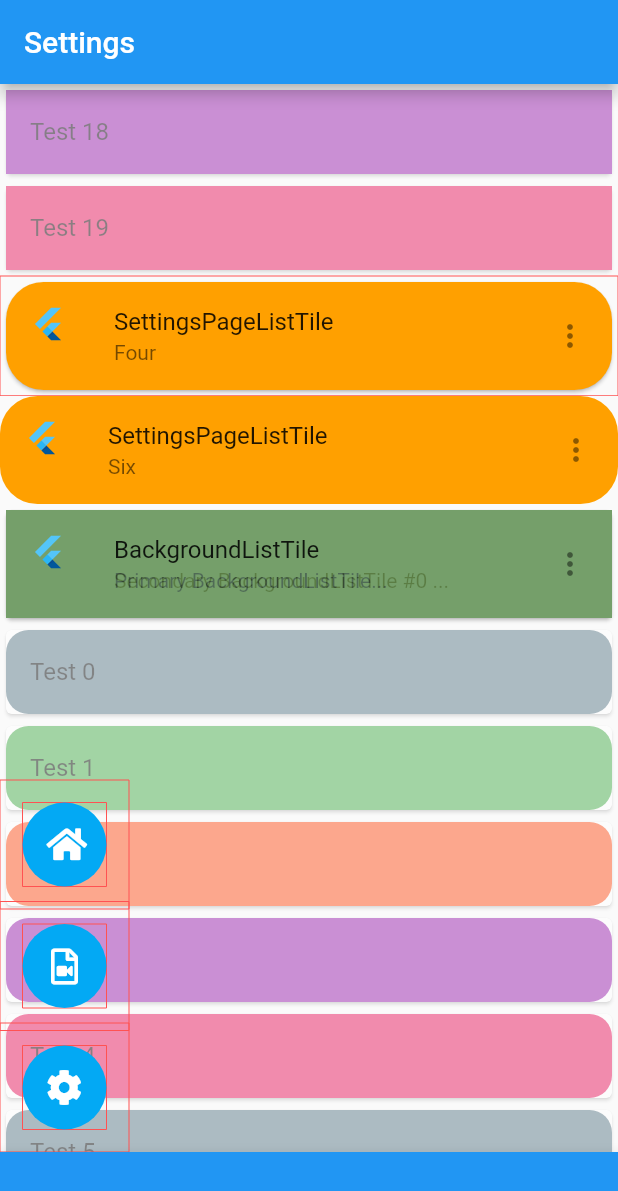
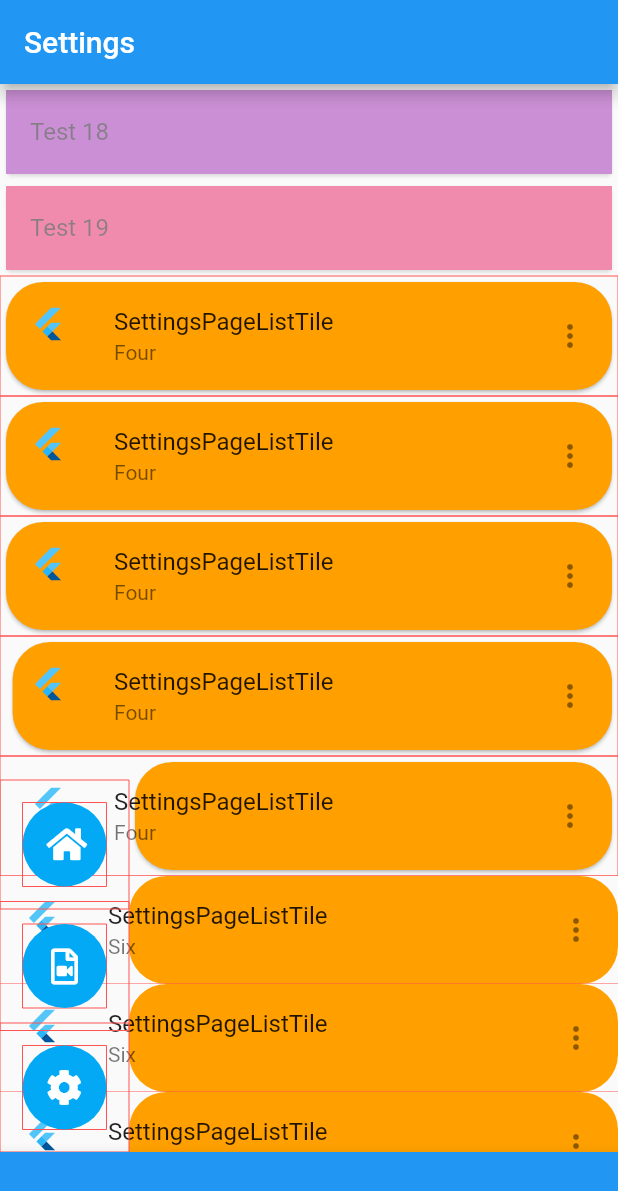
Before and after one commit to BigDeeEss/bu1_kar_kam, a Flutter app: the screen it shows after launch, scrolled down 1152 dp, on a phone screen of 412 x 824 dp. Shown: the top 1191 px of the screen. Run offline on Flutter 3.47's test engine with Material 2 defaults, Android fonts, the phone set to English and light mode, and no system bars; our stand-ins replace font_awesome_flutter.

Commit message:
Refactor code.
Remove previously aborted attempts at implementing SettingsPageListTile.

Rename a number of settings page-related widgets.

```diff
--- a/lib/base_page.dart
+++ b/lib/base_page.dart
@@ -4,8 +4,8 @@ import 'package:flutter/material.dart';
 // Import project-specific files.
 import 'package:kar_kam/app_settings.dart';
 import 'package:kar_kam/button_array.dart';
+import 'package:kar_kam/page_specs.dart';
 import 'package:kar_kam/lib/data_notifier.dart';
-import 'package:kar_kam/page_specs.dart';
 
 /// [BasePage] implements a generic page layout design so that a
 /// similar UI is presented for each page/route.
--- a/lib/button.dart
+++ b/lib/button.dart
@@ -2,7 +2,6 @@
 import 'package:flutter/material.dart';
 
 // Import project-specific files.
-import 'package:kar_kam/app_settings.dart';
 import 'package:kar_kam/button_specs.dart';
 
 /// [Button] implements a copy of FloatingActionButton.
--- a/lib/button_array.dart
+++ b/lib/button_array.dart
@@ -5,7 +5,6 @@ import 'package:flutter/material.dart';
 import 'package:kar_kam/app_settings.dart';
 import 'package:kar_kam/button.dart';
 import 'package:kar_kam/button_specs.dart';
-import 'package:kar_kam/lib/data_notification.dart';
 import 'package:kar_kam/lib/global_key_extension.dart';
 
 /// [ButtonArray] implements a linear horizontal or vertical button array
--- a/lib/button_specs.dart
+++ b/lib/button_specs.dart
@@ -1,8 +1,8 @@
 //  Import flutter packages.
 import 'package:flutter/material.dart';
+import 'package:font_awesome_flutter/font_awesome_flutter.dart';
 
 // Import project-specific files.
-import 'package:font_awesome_flutter/font_awesome_flutter.dart';
 import 'package:kar_kam/app_settings.dart';
 import 'package:kar_kam/page_specs.dart';
 import 'package:kar_kam/zoom_page_transition.dart';
--- a/lib/settings_page_contents.dart
+++ b/lib/settings_page_contents.dart
@@ -1,13 +1,9 @@
 //  Import flutter packages.
 import 'package:flutter/material.dart';
-import 'package:kar_kam/settings_page_list_tile_five.dart';
 
 //  Import project-specific files.
-import 'package:kar_kam/settings_page_list_tile_one.dart';
-import 'package:kar_kam/settings_page_list_tile_two.dart';
-import 'package:kar_kam/settings_page_list_tile_three.dart';
-import 'package:kar_kam/settings_page_list_tile_four.dart';
-import 'package:kar_kam/settings_page_list_tile_six.dart';
+import 'package:kar_kam/settings_page_list_tile_with_card.dart';
+import 'package:kar_kam/settings_page_list_tile_with_material.dart';
 import 'package:kar_kam/lib/data_notifier.dart';
 
 //  [SettingsPageContents] creates app settings in the form of a ListView.
@@ -80,17 +76,17 @@ class _SettingsPageContentsState extends State<SettingsPageContents> {
           // ...List<Widget>.generate(1, (int index) {
           //   return SettingsPageListTileThree();
           // }),
-          ...List<Widget>.generate(1, (int index) {
-            return SettingsPageListTileFour();
+          ...List<Widget>.generate(5, (int index) {
+            return SettingsPageListTileWithCard();
           }),
-          ...List<Widget>.generate(1, (int index) {
-            return SettingsPageListTileSix();
+          ...List<Widget>.generate(5, (int index) {
+            return SettingsPageListTileWithMaterial();
           }),
-          ...List<Widget>.generate(1, (int index) {
-            return SettingsPageListTileFive(
-              title: ' #$index ',
-            );
-          }),
+          // ...List<Widget>.generate(1, (int index) {
+          //   return SettingsPageListTileFive(
+          //     title: ' #$index ',
+          //   );
+          // }),
           ...List<Widget>.generate(20, (int index) {
             return Opacity(
               opacity: 0.5,
--- a/lib/settings_page_list_tile_border_four.dart
+++ b/lib/settings_page_list_tile_border.dart
@@ -5,8 +5,8 @@ import 'package:flutter/material.dart';
 // Import project-specific files.
 import 'package:kar_kam/lib/rect_extension.dart';
 
-class SettingsPageListTileFourBorder extends OutlinedBorder {
-  const SettingsPageListTileFourBorder({
+class SettingsPageListTileBorder extends OutlinedBorder {
+  const SettingsPageListTileBorder({
     BorderSide side = BorderSide.none,
     this.borderRadius = BorderRadius.zero,
     required this.context,
@@ -48,7 +48,7 @@ class SettingsPageListTileFourBorder extends OutlinedBorder {
     //  Transform [guestRect] from the global coordinate system relative to the
     //  top left screen corner to a system local to [renderBox], which
     //  represents the current local instance of ListTile.
-    // print('offset, 4 = $offset');
+    print('offset, 6 = $offset');
     return guestRect?.shift(offset);
   }
 
@@ -82,9 +82,9 @@ class SettingsPageListTileFourBorder extends OutlinedBorder {
   /// Returns a copy of this ClippedRoundedRectangleBorder with the given
   /// fields replaced with the new values.
   @override
-  SettingsPageListTileFourBorder copyWith(
+  SettingsPageListTileBorder copyWith(
       {BorderSide? side, BorderRadiusGeometry? borderRadius, Rect? guestRect}) {
-    return SettingsPageListTileFourBorder(
+    return SettingsPageListTileBorder(
       side: side ?? this.side,
       borderRadius: borderRadius ?? this.borderRadius,
       context: context,
@@ -183,7 +183,7 @@ class SettingsPageListTileFourBorder extends OutlinedBorder {
     // SettingsPageListTileFour on the left or right.
     Offset relativeOffset = localGuestRect!.center - hostRect.center;
 
-    print('localGuestRect, 4 = $localGuestRect');
+    print('localGuestRect, 6 = $localGuestRect');
 
     //  Generate a Path variable representing the boundary of hostRect.
     hostPath = Path();
@@ -211,10 +211,10 @@ class SettingsPageListTileFourBorder extends OutlinedBorder {
     }
   }
 
-  /// [scale] returns a new version of SettingsPageListTileFourBorder scaled by t.
+  /// [scale] returns a new version of SettingsPageListTileSixBorder scaled by t.
   @override
   ShapeBorder scale(double t) {
-    return SettingsPageListTileFourBorder(
+    return SettingsPageListTileBorder(
       side: side.scale(t),
       borderRadius: borderRadius * t,
       context: context,
--- a/lib/settings_page_list_tile_border_six.dart
+++ /dev/null
@@ -1,224 +0,0 @@
-//  Import flutter packages.
-import 'dart:math' as math;
-import 'package:flutter/material.dart';
-
-// Import project-specific files.
-import 'package:kar_kam/lib/rect_extension.dart';
-
-class SettingsPageListTileSixBorder extends OutlinedBorder {
-  const SettingsPageListTileSixBorder({
-    BorderSide side = BorderSide.none,
-    this.borderRadius = BorderRadius.zero,
-    required this.context,
-    this.guestRect,
-  })  : assert(side != null),
-        assert(borderRadius != null),
-        super(side: side);
-
-  final BorderRadiusGeometry borderRadius;
-  final BuildContext? context;
-  final Rect? guestRect;
-
-  /// Getter for [centralLocalConstructionRect].
-  Rect? get centralLocalConstructionRect {
-    Rect? rect = localGuestRect;
-    if (rect != null) {
-      //  Inflate [localGuestRect] to a new height centered on original Rect.
-      return rect
-          .inflateToHeight(math.max(0.0, rect.height - rect.shortestSide + 10));
-    }
-  }
-
-  @override
-  EdgeInsetsGeometry get dimensions => EdgeInsets.all(side.width);
-
-  /// Getter for [localGuestRect].
-  Rect? get localGuestRect {
-    //  Get [renderBox] associated with [SettingsPageListTileFour].
-    //  (Used to generate [guestRect] and [localGuestRect].)
-    //
-    //  Either use ! to ensure context is not null, or ?. to ensure that
-    //  findRenderObject() is only called if context is not null.
-    RenderBox renderBox = context!.findRenderObject() as RenderBox;
-
-    //  Get the global offset associated with the top left corner of
-    //  [SettingsPageListTileFour] relative to the top left screen corner.
-    Offset offset = renderBox.globalToLocal(Offset.zero);
-
-    //  Transform [guestRect] from the global coordinate system relative to the
-    //  top left screen corner to a system local to [renderBox], which
-    //  represents the current local instance of ListTile.
-    print('offset, 6 = $offset');
-    return guestRect?.shift(offset);
-  }
-
-  /// Getter for [lowerLocalConstructionRect].
-  Rect? get lowerLocalConstructionRect {
-    Rect? rect = localGuestRect;
-    if (rect != null) {
-      //  Inflate [localGuestRect] to a new height centered on original Rect.
-      rect = rect.inflateToHeight(1.5 * rect.shortestSide);
-
-      //  Calculate shift factor and apply to rect.
-      double dy = rect.height + rect.shortestSide / 4.0;
-      return rect.shift(Offset(0.0, dy));
-    }
-  }
-
-  /// Getter for [upperLocalConstructionRect]
-  Rect? get upperLocalConstructionRect {
-    Rect? lgr = localGuestRect;
-    if (lgr != null) {
-      //  Inflate [lgr] to a new height centered on original Rect.
-      Rect rect = lgr.inflateToHeight(1.0 * lgr.shortestSide);
-
-      //  Calculate shift factor and apply to rect.
-      // double dy = rect.height + rect.shortestSide / 4.0;
-      double dy = rect.height / 2.0 + lgr.height / 2.0 - lgr.shortestSide / 2.0;
-      return rect.shift(Offset(0.0, -dy));
-    }
-  }
-
-  /// Returns a copy of this ClippedRoundedRectangleBorder with the given
-  /// fields replaced with the new values.
-  @override
-  SettingsPageListTileSixBorder copyWith(
-      {BorderSide? side, BorderRadiusGeometry? borderRadius, Rect? guestRect}) {
-    return SettingsPageListTileSixBorder(
-      side: side ?? this.side,
-      borderRadius: borderRadius ?? this.borderRadius,
-      context: context,
-      guestRect: guestRect ?? this.guestRect,
-    );
-  }
-
-  double getDeltaXFromUpperLocalConstructionRect(double y) {
-    //  Screen coordinate system has positive y pointing downwards.
-    //  Change y coordinate so that it points upwards with y = 0
-    //  corresponding to the bottom of [upperLocalConstructionRect].
-    y = upperLocalConstructionRect!.bottom - y;
-
-    //  Define some construction variables.
-    double b = upperLocalConstructionRect!.height / 2.0;
-    double r = upperLocalConstructionRect!.width / 2.0;
-    double xCrit = r * math.sqrt(b * b - r * r) / b;
-    double yCrit = math.sqrt(r * r - xCrit * xCrit);
-    double xMax = upperLocalConstructionRect!.width;
-
-    double deltaX = 250;
-    if (y < yCrit) {
-      print('T1');
-      // return 0.0;
-      deltaX = xMax / 2 + math.sqrt(r * r - y * y);
-    } else if (y < b) {
-      print('T2');
-      deltaX = xMax / 2 + xCrit + (y - yCrit) * (0.0 - xCrit) / (b - yCrit);
-      // return 0.0;
-      // return xCrit - (y - yCrit) * (xCrit) / (b - yCrit);
-    } else if (y < 2 * b - yCrit) {
-      print('T3');
-      deltaX = xMax / 2 - (y - b) * (xCrit - 0) / (b - yCrit);
-      // return 0.0;
-      // return xMax / 2 - (y - b) * (xCrit) / (b - yCrit);
-    } else if (y < 2 * b) {
-      print('T4');
-      deltaX = xMax / 2 - math.sqrt(r * r - (2 * b - y) * (2 * b - y));
-      // return 0.0;
-      // return math.sqrt(r * r - (2 * b - y) * (2 * b - y));
-    } else {
-      print('Error');
-      // return 0.0;
-    }
-    print('y= $y,  yCrit = $yCrit,   deltaX = $deltaX');
-    return deltaX;
-  }
-
-  double getDeltaXFromLowerLocalConstructionRect(double y) {
-    return 150;
-  }
-
-  /// [getHostRect] converts RRect associated with the current instance
-  /// of [SettingsPageListTileFour] to Rect.
-  Rect getHostRect(RRect rrect) => rrect.outerRect;
-
-  @override
-  Path getInnerPath(Rect rect, {TextDirection? textDirection}) {
-    return _getPath(
-        borderRadius.resolve(textDirection).toRRect(rect).deflate(side.width));
-  }
-
-  @override
-  Path getOuterPath(Rect rect, {TextDirection? textDirection}) {
-    return _getPath(borderRadius.resolve(textDirection).toRRect(rect));
-  }
-
-  Path _getPath(RRect rrect) {
-    //  Set default value for hostPath.
-    Path hostPath = Path()..addRRect(rrect);
-
-    //  Return [hostPath] and exit if [localGuestRect] is null.
-    if (localGuestRect == null) return hostPath;
-
-    //  Set initial value of deltaX to zero. Use getDeltaX immediately below
-    //  to modify this value if the conditions are correct.
-    double deltaX = 0.0;
-    Rect hostRect = rrect.outerRect;
-    if (upperLocalConstructionRect!.boundsContain(hostRect.bottomLeft) ||
-        upperLocalConstructionRect!.boundsContain(hostRect.bottomRight)) {
-      //  Bottom of hostRect lies within upperLocalConstructionRect.
-      deltaX = getDeltaXFromUpperLocalConstructionRect(hostRect.bottom);
-    } else if (lowerLocalConstructionRect!.boundsContain(hostRect.topLeft) ||
-        lowerLocalConstructionRect!.boundsContain(hostRect.topRight)) {
-      //  Top of hostRect lies within lowerLocalConstructionRect
-      // deltaX = getDeltaXFromLowerLocalConstructionRect(hostRect.top);
-    } else if (centralLocalConstructionRect!.boundsContain(hostRect.bottomLeft) ||
-        centralLocalConstructionRect!.boundsContain(hostRect.bottomRight) ||
-        centralLocalConstructionRect!.boundsContain(hostRect.topLeft) ||
-        centralLocalConstructionRect!.boundsContain(hostRect.topRight)) {
-      //  Bottom OR top of hostRect lies within upperLocalConstructionRect
-      deltaX = localGuestRect!.width;
-    }
-
-    // Calculate [relativeOffset] to determine whether to clip
-    // SettingsPageListTileFour on the left or right.
-    Offset relativeOffset = localGuestRect!.center - hostRect.center;
-
-    print('localGuestRect, 6 = $localGuestRect');
-
-    //  Generate a Path variable representing the boundary of hostRect.
-    hostPath = Path();
-    if (relativeOffset.dx >= 0) {
-      hostPath.addRRect(RRect.fromLTRBR(hostRect.left, hostRect.top,
-          hostRect.right - deltaX, hostRect.bottom, Radius.circular(25.0)));
-    } else if (relativeOffset.dx < 0) {
-      hostPath.addRRect(RRect.fromLTRBR(hostRect.left + deltaX, hostRect.top,
-          hostRect.right, hostRect.bottom, Radius.circular(25.0)));
-    }
-    return hostPath;
-  }
-
-  @override
-  void paint(Canvas canvas, Rect rect, {TextDirection? textDirection}) {
-    if (rect.isEmpty) return;
-    switch (side.style) {
-      case BorderStyle.none:
-        break;
-      case BorderStyle.solid:
-        final Path path = getOuterPath(rect, textDirection: textDirection);
-        final Paint paint = side.toPaint();
-        canvas.drawPath(path, paint);
-        break;
-    }
-  }
-
-  /// [scale] returns a new version of SettingsPageListTileSixBorder scaled by t.
-  @override
-  ShapeBorder scale(double t) {
-    return SettingsPageListTileSixBorder(
-      side: side.scale(t),
-      borderRadius: borderRadius * t,
-      context: context,
-      guestRect: guestRect,
-    );
-  }
-}
--- a/lib/settings_page_list_tile_six.dart
+++ /dev/null
@@ -1,48 +0,0 @@
-//  Import flutter packages.
-import 'package:flutter/material.dart';
-
-// Import project-specific files.
-import 'package:kar_kam/app_settings.dart';
-import 'package:kar_kam/lib/data_notifier.dart';
-import 'package:kar_kam/settings_page_list_tile_border_six.dart';
-
-class SettingsPageListTileSix extends StatelessWidget {
-  const SettingsPageListTileSix({Key? key}) : super(key: key);
-
-  @override
-  Widget build(BuildContext context) {
-    Rect buttonArrayRect = DataNotifier
-        .of(context, ValueKey('buttonArrayRect')).data.value;
-
-    return ValueListenableBuilder<double>(
-      valueListenable: DataNotifier
-          .of(context, ValueKey('scrollController')).data,
-      builder: (BuildContext context, double value, __) {
-        return Container(
-          key: UniqueKey(),
-          decoration: BoxDecoration(
-            border: AppSettings.drawLayoutBounds
-                ? Border.all(width: 0.0, color: Colors.redAccent)
-                : null,
-          ),
-          child: Material(
-            key: UniqueKey(),
-            child: ListTile(
-              shape: SettingsPageListTileSixBorder(
-                borderRadius: BorderRadius.circular(AppSettings.buttonRadiusInner),
-                context: context,
-                guestRect: buttonArrayRect,
-                // side: BorderSide(width: 0.0, color: Colors.black, style: BorderStyle.solid),
-              ),
-              tileColor: Colors.amber[700],
-              leading: FlutterLogo(),
-              title: Text('SettingsPageListTile'),
-              trailing: Icon(Icons.more_vert),
-              subtitle: Text('Six'),
-            ),
-          ),
-        );
-      },
-    );
-  }
-}
--- a/lib/settings_page_list_tile_four.dart
+++ b/lib/settings_page_list_tile_with_card.dart
@@ -4,10 +4,10 @@ import 'package:flutter/material.dart';
 // Import project-specific files.
 import 'package:kar_kam/app_settings.dart';
 import 'package:kar_kam/lib/data_notifier.dart';
-import 'package:kar_kam/settings_page_list_tile_border_four.dart';
+import 'package:kar_kam/settings_page_list_tile_border.dart';
 
-class SettingsPageListTileFour extends StatelessWidget {
-  const SettingsPageListTileFour({Key? key}) : super(key: key);
+class SettingsPageListTileWithCard extends StatelessWidget {
+  const SettingsPageListTileWithCard({Key? key}) : super(key: key);
 
   @override
   Widget build(BuildContext context) {
@@ -26,7 +26,7 @@ class SettingsPageListTileFour extends StatelessWidget {
           ),
           child: Card(
             key: UniqueKey(),
-            shape: SettingsPageListTileFourBorder(
+            shape: SettingsPageListTileBorder(
               borderRadius: BorderRadius.circular(AppSettings.buttonRadiusInner),
               context: context,
               guestRect: buttonArrayRect,
--- a/lib/settings_page_list_tile_two.dart
+++ b/lib/settings_page_list_tile_with_material.dart
@@ -3,47 +3,42 @@ import 'package:flutter/material.dart';
 
 // Import project-specific files.
 import 'package:kar_kam/app_settings.dart';
-import 'package:kar_kam/clipped_rounded_rectangle_border.dart';
 import 'package:kar_kam/lib/data_notifier.dart';
+import 'package:kar_kam/settings_page_list_tile_border.dart';
 
-class SettingsPageListTileTwo extends StatefulWidget {
-  const SettingsPageListTileTwo({Key? key}) : super(key: key);
+class SettingsPageListTileWithMaterial extends StatelessWidget {
+  const SettingsPageListTileWithMaterial({Key? key}) : super(key: key);
 
-  @override
-  State<SettingsPageListTileTwo> createState() => _SettingsPageListTileTwoState();
-}
-
-class _SettingsPageListTileTwoState extends State<SettingsPageListTileTwo> {
   @override
   Widget build(BuildContext context) {
     Rect buttonArrayRect = DataNotifier
         .of(context, ValueKey('buttonArrayRect')).data.value;
+
     return ValueListenableBuilder<double>(
       valueListenable: DataNotifier
           .of(context, ValueKey('scrollController')).data,
       builder: (BuildContext context, double value, __) {
         return Container(
+          key: UniqueKey(),
           decoration: BoxDecoration(
             border: AppSettings.drawLayoutBounds
                 ? Border.all(width: 0.0, color: Colors.redAccent)
                 : null,
           ),
-          child: Card(
+          child: Material(
             key: UniqueKey(),
-            shape: ClippedRoundedRectangleBorder(
-              context: context,
-              // side: BorderSide(width: 5.0, color: Colors.black, style: BorderStyle.solid),
-              borderRadius: BorderRadius.circular(AppSettings.buttonRadiusInner),
-              guestRect: buttonArrayRect,
-            ),
-            // elevation: value,
-            // key: globalKey,
-            color: Colors.amber[700],
             child: ListTile(
+              shape: SettingsPageListTileBorder(
+                borderRadius: BorderRadius.circular(AppSettings.buttonRadiusInner),
+                context: context,
+                guestRect: buttonArrayRect,
+                // side: BorderSide(width: 0.0, color: Colors.black, style: BorderStyle.solid),
+              ),
+              tileColor: Colors.amber[700],
               leading: FlutterLogo(),
               title: Text('SettingsPageListTile'),
               trailing: Icon(Icons.more_vert),
-              subtitle: Text('Two'),
+              subtitle: Text('Six'),
             ),
           ),
         );
--- a/lib/zoom_page_transition.dart
+++ b/lib/zoom_page_transition.dart
@@ -3,8 +3,8 @@ import 'package:flutter/material.dart';
 
 // Import project-specific files.
 import 'package:kar_kam/app_settings.dart';
+import 'package:kar_kam/base_page.dart';
 import 'package:kar_kam/page_specs.dart';
-import 'package:kar_kam/base_page.dart';
 
 /// [ZoomPageTransition] implements a zoom page transition from the centre out.
 class ZoomPageTransition extends PageRouteBuilder {
```
Also changed, not shown: lib/settings_page_list_tile_one.dart (deleted, +0 -78 lines), lib/settings_page_list_tile_three.dart (deleted, +0 -50 lines).
